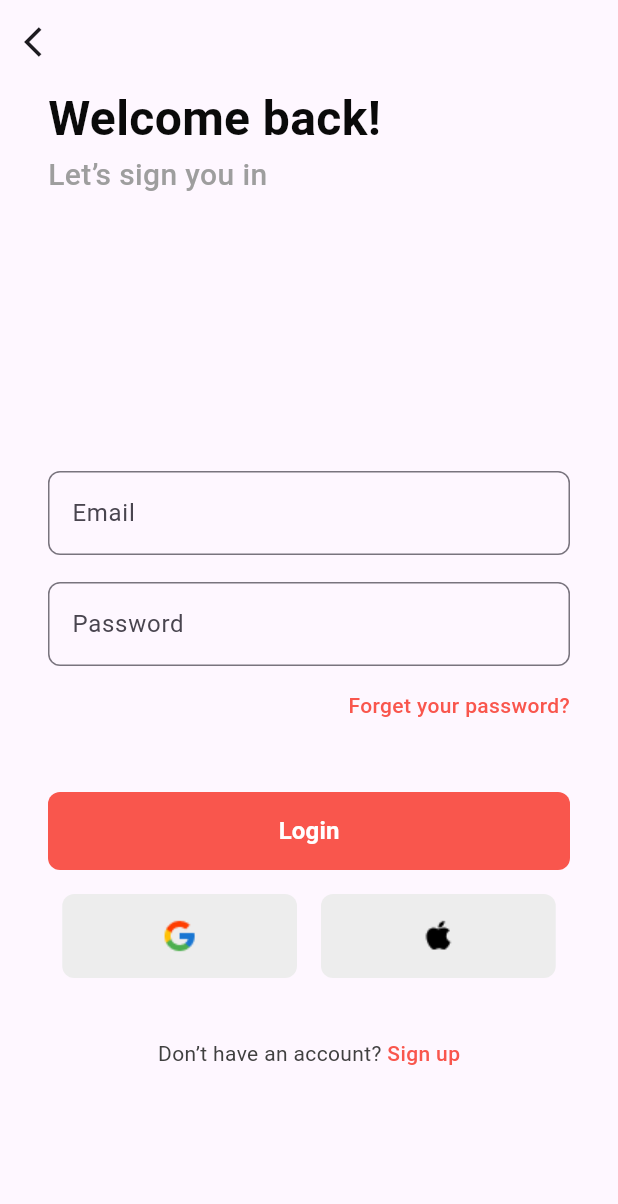
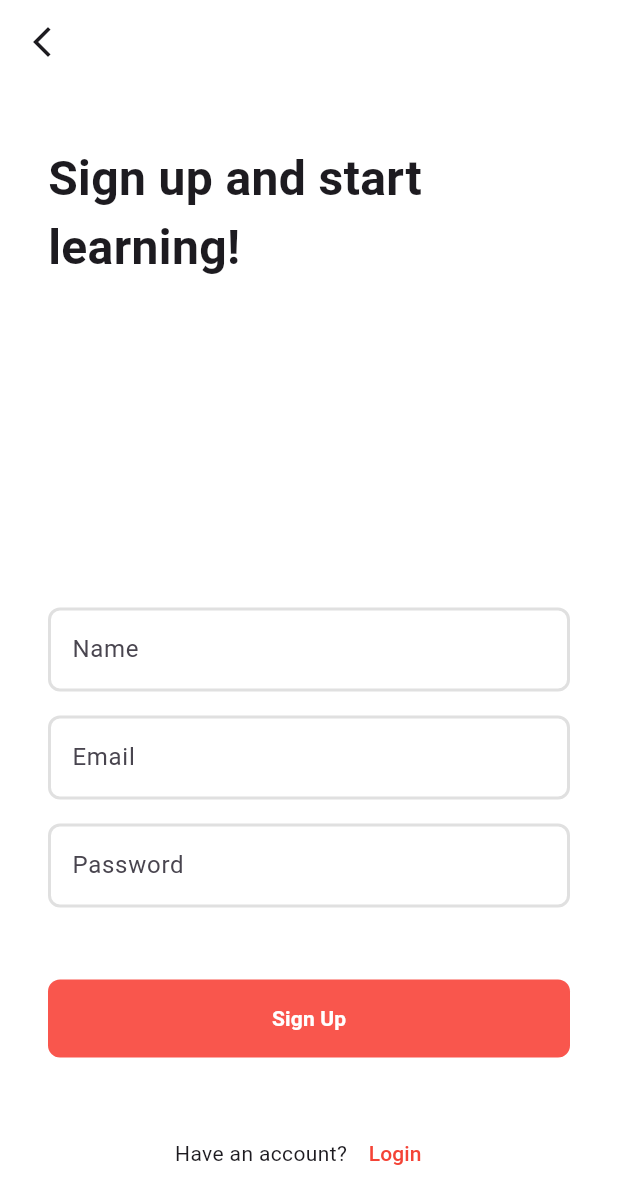
Before and after one commit to Lifeados/authentication-app, a Flutter app: the screen it shows after launch, on a phone screen of 412 x 824 dp. Shown: the top 1204 px of the screen. Run offline on Flutter 3.47's test engine with Material 3 defaults, Android fonts, the phone set to English and light mode, and no system bars.

Commit message:
feat: adiciona a tela register

```diff
--- a/lib/main.dart
+++ b/lib/main.dart
@@ -1,4 +1,5 @@
 import 'package:authentication/ui/modules/login/login_page.dart';
+import 'package:authentication/ui/modules/register/register_page.dart';
 import 'package:flutter/material.dart';
 
 void main() {
@@ -13,9 +14,10 @@ class MyApp extends StatelessWidget {
   Widget build(BuildContext context) {
     return MaterialApp(
       debugShowCheckedModeBanner: false,
-      initialRoute: 'login',
+      initialRoute: 'register',
       routes: {
         'login': (context) => const LoginPage(),
+        'register': (context) => const RegisterPage(),
       },
     );
   }
--- /dev/null
+++ b/lib/ui/modules/register/register_page.dart
@@ -0,0 +1,164 @@
+import 'package:flutter/material.dart';
+
+class RegisterPage extends StatelessWidget {
+  const RegisterPage({super.key});
+
+  @override
+  Widget build(BuildContext context) {
+    return Scaffold(
+      backgroundColor: Colors.white,
+      appBar: AppBar(
+        backgroundColor: Colors.white,
+        leading: IconButton(
+          onPressed: () {},
+          icon: const Icon(Icons.arrow_back_ios_new),
+        ),
+      ),
+      body: SafeArea(
+        child: Padding(
+          padding: const EdgeInsets.only(left: 32, top: 40, right: 32),
+          child: Column(
+            crossAxisAlignment: CrossAxisAlignment.stretch,
+            children: [
+              const Text(
+                'Sign up and start learning!',
+                textAlign: TextAlign.left,
+                style: TextStyle(
+                  fontSize: 32,
+                  fontWeight: FontWeight.w600,
+                ),
+              ),
+              const Padding(
+                padding: EdgeInsets.only(top: 217, bottom: 16),
+                child: TextField(
+                  decoration: InputDecoration(
+                    floatingLabelStyle: TextStyle(
+                      color: Color.fromRGBO(249, 86, 77, 1),
+                    ),
+                    labelText: 'Name',
+                    hintText: 'Type your name',
+                    focusedBorder: OutlineInputBorder(
+                      borderSide: BorderSide(
+                        color: Color.fromRGBO(249, 86, 77, 1),
+                        width: 2.0,
+                      ),
+                      borderRadius: BorderRadius.all(
+                        Radius.circular(8),
+                      ),
+                    ),
+                    enabledBorder: OutlineInputBorder(
+                      borderSide: BorderSide(
+                        color: Color.fromRGBO(224, 224, 224, 1),
+                        width: 2.0,
+                      ),
+                      borderRadius: BorderRadius.all(
+                        Radius.circular(8),
+                      ),
+                    ),
+                  ),
+                ),
+              ),
+              const TextField(
+                decoration: InputDecoration(
+                  floatingLabelStyle: TextStyle(
+                    color: Color.fromRGBO(249, 86, 77, 1),
+                  ),
+                  labelText: 'Email',
+                  hintText: 'Type your email',
+                  focusedBorder: OutlineInputBorder(
+                    borderSide: BorderSide(
+                      color: Color.fromRGBO(249, 86, 77, 1),
+                      width: 2.0,
+                    ),
+                    borderRadius: BorderRadius.all(
+                      Radius.circular(8),
+                    ),
+                  ),
+                  enabledBorder: OutlineInputBorder(
+                    borderSide: BorderSide(
+                      color: Color.fromRGBO(224, 224, 224, 1),
+                      width: 2.0,
+                    ),
+                    borderRadius: BorderRadius.all(
+                      Radius.circular(8),
+                    ),
+                  ),
+                ),
+              ),
+              const Padding(
+                padding: EdgeInsets.only(top: 16, bottom: 48),
+                child: TextField(
+                  decoration: InputDecoration(
+                    floatingLabelStyle: TextStyle(
+                      color: Color.fromRGBO(249, 86, 77, 1),
+                    ),
+                    labelText: 'Password',
+                    hintText: 'Type your password',
+                    focusedBorder: OutlineInputBorder(
+                      borderSide: BorderSide(
+                        color: Color.fromRGBO(249, 86, 77, 1),
+                        width: 2.0,
+                      ),
+                      borderRadius: BorderRadius.all(
+                        Radius.circular(8),
+                      ),
+                    ),
+                    enabledBorder: OutlineInputBorder(
+                      borderSide: BorderSide(
+                        color: Color.fromRGBO(224, 224, 224, 1),
+                        width: 2.0,
+                      ),
+                      borderRadius: BorderRadius.all(
+                        Radius.circular(8),
+                      ),
+                    ),
+                  ),
+                ),
+              ),
+              TextButton(
+                style: TextButton.styleFrom(
+                  fixedSize: const Size.fromHeight(52),
+                  backgroundColor: const Color.fromRGBO(249, 86, 77, 1),
+                  shape: const RoundedRectangleBorder(
+                    borderRadius: BorderRadius.all(
+                      Radius.circular(8),
+                    ),
+                  ),
+                ),
+                onPressed: () {},
+                child: const Text(
+                  'Sign Up',
+                  style: TextStyle(
+                    color: Colors.white,
+                    fontSize: 14,
+                    fontWeight: FontWeight.w700,
+                  ),
+                ),
+              ),
+              const SizedBox(
+                height: 40,
+              ),
+              Row(
+                mainAxisAlignment: MainAxisAlignment.center,
+                children: [
+                  const Text('Have an account?'),
+                  TextButton(
+                    onPressed: () {
+                      Navigator.pushNamed(context, 'login');
+                    },
+                    child: const Text(
+                      'Login',
+                      style: TextStyle(
+                        color: Colors.red,
+                      ),
+                    ),
+                  ),
+                ],
+              ),
+            ],
+          ),
+        ),
+      ),
+    );
+  }
+}
```
